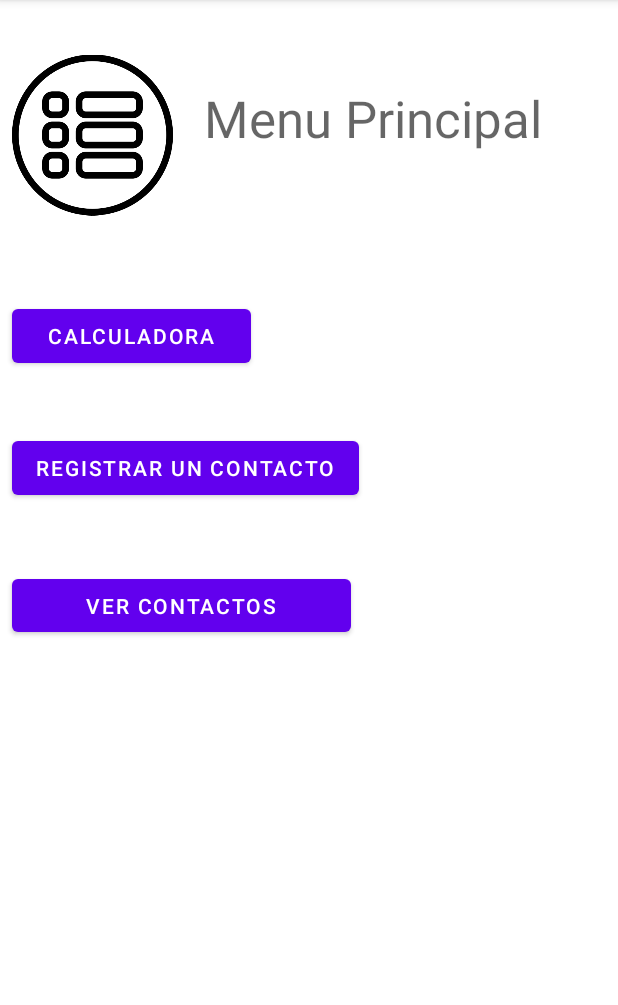
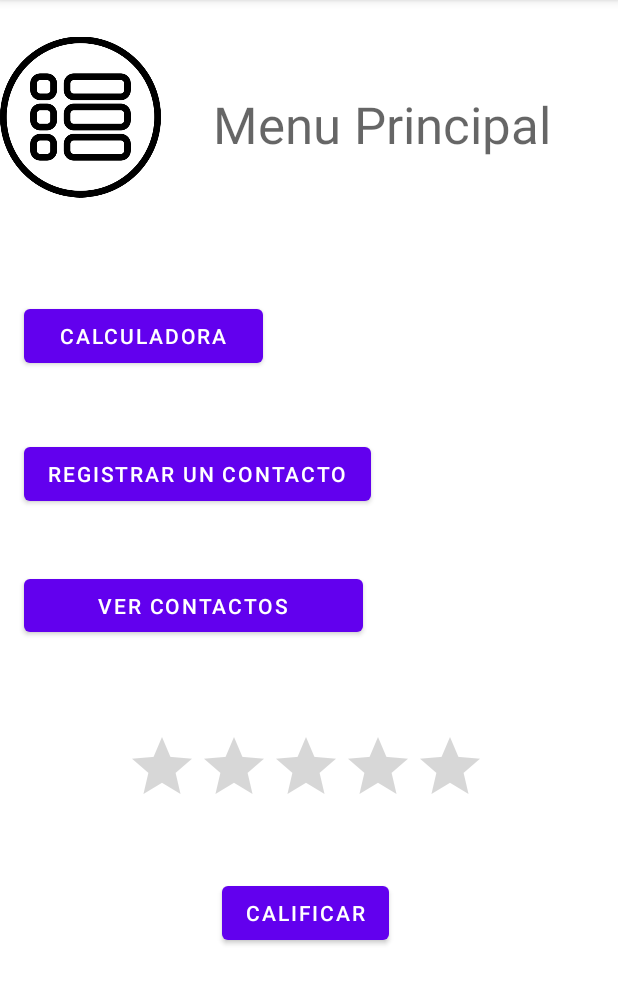
Before and after one commit to CheloErkop/BaseContactos, an Android app: the MainMenu screen opened directly, with no data from a screen before it, on a phone screen of 412 x 824 dp, the part 84-1089 px from its top. Run offline under Robolectric (Android 15) with nearby library versions, the phone set to English and light mode, and no system bars.

```diff
--- a/app/src/main/java/com/example/basecontactos/MainMenu.java
+++ b/app/src/main/java/com/example/basecontactos/MainMenu.java
@@ -6,17 +6,32 @@ import android.content.Intent;
 import android.os.Bundle;
 import android.view.View;
 import android.widget.Button;
+import android.widget.RatingBar;
+import android.widget.Toast;
 
 public class MainMenu extends AppCompatActivity {
 
     Button  botonCalculadora;
-
+    RatingBar ratingBar;
+    Button calificar;
 
     @Override
     protected void onCreate(Bundle savedInstanceState) {
         super.onCreate(savedInstanceState);
         setContentView(R.layout.activity_main_menu);
         botonCalculadora = findViewById(R.id.btnCalculadora);
+
+        ratingBar = findViewById(R.id.ratingBar);
+        calificar = findViewById(R.id.btnCalificar);
+
+        calificar.setOnClickListener(new View.OnClickListener() {
+            @Override
+            public void onClick(View v) {
+                String s = String.valueOf(ratingBar.getRating());
+                Toast.makeText(getApplicationContext(), s+" - Gracias por calificarme con esas estrellas", Toast.LENGTH_SHORT).show();
+            }
+        });
+
         botonCalculadora.setOnClickListener(new View.OnClickListener() {
             @Override
             public void onClick(View v) {
@@ -36,4 +51,8 @@ public class MainMenu extends AppCompatActivity {
         startActivity(b);
     }
 
+    public boolean onSupportNavigateUp(){
+        onBackPressed();
+        return false;
+    }
 }
--- a/app/src/main/res/layout/activity_main_crear_contacto.xml
+++ b/app/src/main/res/layout/activity_main_crear_contacto.xml
@@ -58,7 +58,7 @@
         android:layout_marginStart="100dp"
         android:layout_marginTop="32dp"
         android:ems="10"
-        android:hint="Correo"
+        android:hint="Correo (Opcional)"
         android:inputType="textEmailAddress"
         app:layout_constraintStart_toStartOf="parent"
         app:layout_constraintTop_toBottomOf="@+id/txtTelefono" />
--- a/app/src/main/res/layout/activity_main_menu.xml
+++ b/app/src/main/res/layout/activity_main_menu.xml
@@ -10,8 +10,8 @@
         android:id="@+id/button"
         android:layout_width="wrap_content"
         android:layout_height="wrap_content"
-        android:layout_marginStart="8dp"
-        android:layout_marginTop="40dp"
+        android:layout_marginStart="16dp"
+        android:layout_marginTop="44dp"
         android:onClick="Agregar"
         android:text="Registrar un Contacto"
         app:layout_constraintStart_toStartOf="parent"
@@ -21,8 +21,8 @@
         android:id="@+id/btnContactos"
         android:layout_width="226dp"
         android:layout_height="47dp"
-        android:layout_marginStart="8dp"
-        android:layout_marginTop="44dp"
+        android:layout_marginStart="16dp"
+        android:layout_marginTop="40dp"
         android:onClick="VerContactos"
         android:text="Ver Contactos"
         app:layout_constraintStart_toStartOf="parent"
@@ -32,8 +32,8 @@
         android:id="@+id/btnCalculadora"
         android:layout_width="159dp"
         android:layout_height="48dp"
-        android:layout_marginStart="8dp"
-        android:layout_marginTop="48dp"
+        android:layout_marginStart="16dp"
+        android:layout_marginTop="60dp"
         android:text="Calculadora"
         app:layout_constraintStart_toStartOf="parent"
         app:layout_constraintTop_toBottomOf="@+id/imageView2" />
@@ -42,11 +42,11 @@
         android:id="@+id/textView"
         android:layout_width="230dp"
         android:layout_height="50dp"
-        android:layout_marginStart="136dp"
-        android:layout_marginTop="56dp"
+        android:layout_marginTop="60dp"
+        android:layout_marginEnd="40dp"
         android:text="Menu Principal"
         android:textAppearance="@style/TextAppearance.AppCompat.Display1"
-        app:layout_constraintStart_toStartOf="parent"
+        app:layout_constraintEnd_toEndOf="parent"
         app:layout_constraintTop_toTopOf="parent"
         app:textAllCaps="false" />
 
@@ -54,12 +54,28 @@
         android:id="@+id/imageView2"
         android:layout_width="107dp"
         android:layout_height="124dp"
-        android:layout_marginStart="8dp"
-        android:layout_marginTop="28dp"
-        app:layout_constraintEnd_toStartOf="@+id/textView"
-        app:layout_constraintHorizontal_bias="0.0"
+        android:layout_marginTop="16dp"
         app:layout_constraintStart_toStartOf="parent"
         app:layout_constraintTop_toTopOf="parent"
         app:srcCompat="@drawable/menu" />
 
+    <RatingBar
+        android:id="@+id/ratingBar"
+        android:layout_width="wrap_content"
+        android:layout_height="wrap_content"
+        android:layout_marginStart="84dp"
+        android:layout_marginTop="60dp"
+        app:layout_constraintStart_toStartOf="parent"
+        app:layout_constraintTop_toBottomOf="@+id/btnContactos" />
+
+    <Button
+        android:id="@+id/btnCalificar"
+        android:layout_width="wrap_content"
+        android:layout_height="wrap_content"
+        android:layout_marginStart="148dp"
+        android:layout_marginTop="40dp"
+        android:text="Calificar"
+        app:layout_constraintStart_toStartOf="parent"
+        app:layout_constraintTop_toBottomOf="@+id/ratingBar" />
+
 </androidx.constraintlayout.widget.ConstraintLayout>
--- a/app/src/main/res/layout/view_contact_list.xml
+++ b/app/src/main/res/layout/view_contact_list.xml
@@ -63,7 +63,7 @@
         </LinearLayout>
 
         <ImageView
-            android:id="@+id/imageView4"
+            android:id="@+id/btnEditar"
             android:layout_width="wrap_content"
             android:layout_height="wrap_content"
 
```
Also changed, not shown: app/src/main/java/com/example/basecontactos/MainActivity.java (+4 -9 lines), app/src/main/java/com/example/basecontactos/MainCalculadora.java (+5 -2 lines), app/src/main/java/com/example/basecontactos/MainContacto.java (+7 -1 lines), app/src/main/java/com/example/basecontactos/MainCrearContacto.java (+68 -1 lines), app/src/main/java/com/example/basecontactos/adapter/ContactoAdapter.java (+10 -0 lines), app/src/main/res/layout/activity_main.xml (+9 -1 lines), app/src/main/res/mipmap-hdpi/agenda.png (added).
